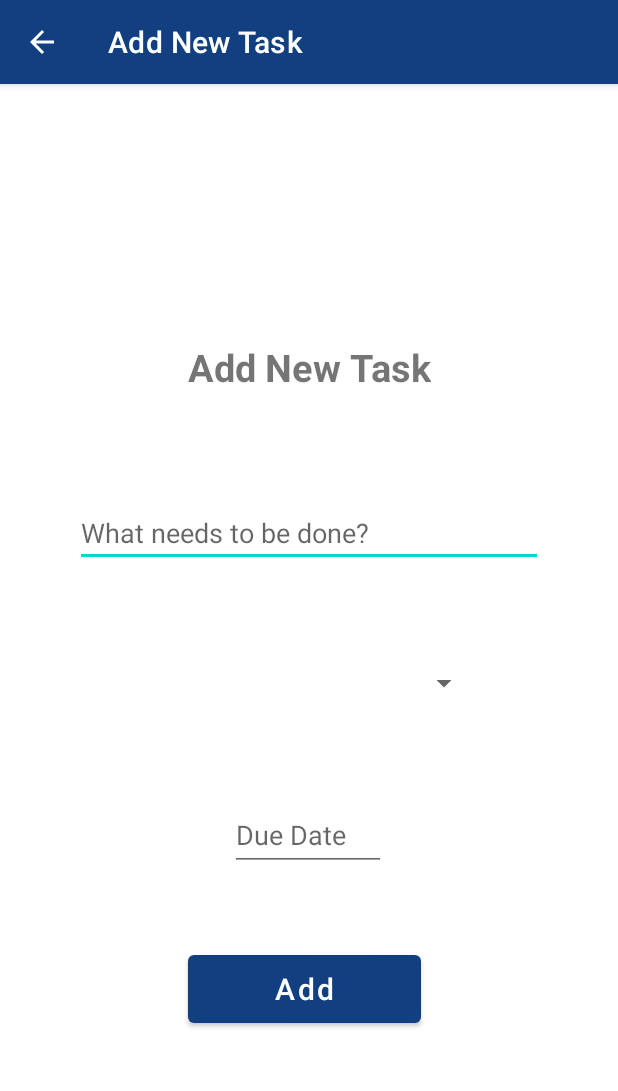
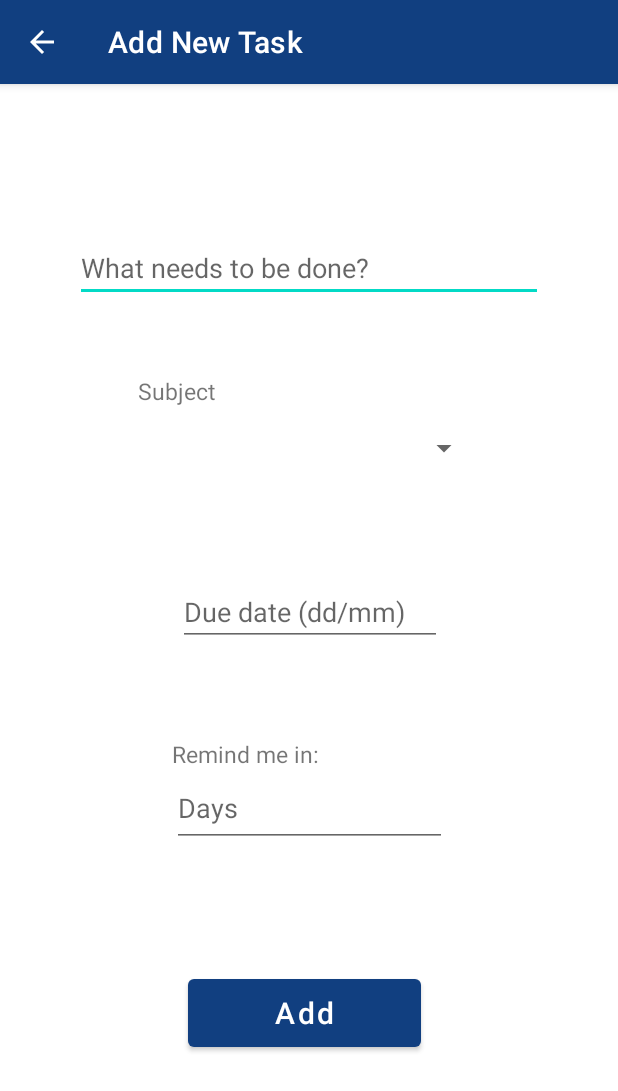
Before and after one commit to m4rkl1n/StudyReminder, an Android app: the AddActivity screen opened directly, with no data from a screen before it, on a phone screen of 412 x 824 dp. Shown: the top 1091 px of the screen. Run offline under Robolectric (Android 15) with nearby library versions, the phone set to English and light mode, and no system bars.

Commit message:
every EditText has something to prevent errors, you cannot enter too less or too many letters.

```diff
--- a/app/src/main/java/com/example/studyreminder/AddActivity.java
+++ b/app/src/main/java/com/example/studyreminder/AddActivity.java
@@ -4,19 +4,24 @@ import androidx.appcompat.app.AppCompatActivity;
 
 import android.content.Intent;
 import android.os.Bundle;
+import android.text.InputFilter;
+import android.text.TextUtils;
 import android.widget.ArrayAdapter;
 import android.widget.Button;
 import android.widget.EditText;
 import android.widget.Spinner;
+import android.widget.Toast;
 
 import java.util.List;
 
 public class AddActivity extends AppCompatActivity {
 
-    EditText descEntry, dateEntry;
+    EditText descEntry, dateEntry, remindIn;
     Spinner sp;
     Button addBtn;
+    String sDate, sSubject, sDescription, sRemindIn;
     ArrayAdapter<String> adapter;
+    int IntDate;
 
     @Override
     protected void onCreate(Bundle savedInstanceState) {
@@ -24,22 +29,46 @@ public class AddActivity extends AppCompatActivity {
         MyDatabase myDB = new MyDatabase(AddActivity.this);
         setContentView(R.layout.activity_add);
         descEntry = findViewById(R.id.descEntry);
+        InputFilter[] inputFilter = new InputFilter[1];
+        inputFilter[0] = new InputFilter.LengthFilter(25);
+        descEntry.setFilters(inputFilter);
         dateEntry = findViewById(R.id.dateEntry);
         addBtn = findViewById(R.id.addbtn);
+        remindIn = findViewById(R.id.remindIn);
         sp = findViewById(R.id.subjectEntry);
         List<String> add_subject = myDB.getSubject();
         adapter = new ArrayAdapter<String>(this,android.R.layout.simple_spinner_dropdown_item, add_subject);
         adapter.setDropDownViewResource(android.R.layout.simple_spinner_dropdown_item);
         sp.setAdapter(adapter);
+
         addBtn.setOnClickListener(view -> {
+            sDate = dateEntry.getText().toString().trim();
+            sRemindIn = remindIn.getText().toString().trim();
+            int intDate = Integer.parseInt(sRemindIn);
+            sDescription = descEntry.getText().toString().trim();
             String spinnerText = sp.getSelectedItem().toString();
-            myDB.addTask(spinnerText.trim(),
-                    descEntry.getText().toString().trim(),
-                    Integer.valueOf(dateEntry.getText().toString().trim()));
-            Intent intent = new Intent(this, MainActivity.class);
-            startActivity(intent);
+            sSubject = spinnerText.trim();
+            if (sDate.matches("^\\d{2}/\\d{2}")) {
+                if(sDescription.length() >1 && sDescription.length() <26) {
+                    if(intDate < 101 && intDate >0) {
+                        myDB.addTask(sSubject,
+                                sDescription,
+                                sDate);
+                        Intent intent = new Intent(this, MainActivity.class);
+                        startActivity(intent);
+                        finish();
+                    }else{
+                        Toast.makeText(this, "reminding day cannot be under 1 or over than 100", Toast.LENGTH_SHORT).show();
+                    }
+                }else{
+                    Toast.makeText(this, "Make sure you have more than 1 and less than 25 characters", Toast.LENGTH_SHORT).show();
+                }
+            }else{
+                Toast.makeText(this, "Please use dd/mm format", Toast.LENGTH_SHORT).show();
+            }
 
-            finish();
+
+
         });
     }
 }
--- a/app/src/main/res/layout/activity_add.xml
+++ b/app/src/main/res/layout/activity_add.xml
@@ -6,35 +6,18 @@
     android:layout_width="match_parent"
     android:layout_height="match_parent">
 
-    <TextView
-        android:id="@+id/addTasktxt"
-        android:layout_width="wrap_content"
-        android:layout_height="wrap_content"
-        android:layout_marginTop="150dp"
-        android:layout_marginBottom="50dp"
-        android:text="@string/addTask"
-        android:textSize="25dp"
-        android:textStyle="bold"
-        app:layout_constraintBottom_toTopOf="@+id/descEntry"
-        app:layout_constraintEnd_toEndOf="parent"
-        app:layout_constraintStart_toStartOf="parent"
-        app:layout_constraintTop_toTopOf="parent" />
-
     <Button
         android:id="@+id/addbtn"
         android:layout_width="155dp"
         android:layout_height="57dp"
-        android:layout_marginTop="50dp"
-        android:layout_marginBottom="136dp"
+        android:layout_marginBottom="120dp"
         android:text="@string/add"
         android:textAllCaps="false"
         android:textSize="20dp"
         app:layout_constraintBottom_toBottomOf="parent"
         app:layout_constraintEnd_toEndOf="parent"
         app:layout_constraintHorizontal_bias="0.488"
-        app:layout_constraintStart_toStartOf="parent"
-        app:layout_constraintTop_toBottomOf="@+id/dateEntry"
-        />
+        app:layout_constraintStart_toStartOf="parent" />
 
     <Spinner
         android:id="@+id/subjectEntry"
@@ -51,28 +34,58 @@
         android:layout_width="match_parent"
         android:layout_height="wrap_content"
         android:layout_marginStart="50dp"
+        android:layout_marginTop="100dp"
         android:layout_marginEnd="50dp"
-        android:layout_marginBottom="50dp"
+        android:layout_marginBottom="70dp"
         android:ems="10"
         android:hint="What needs to be done?"
         android:inputType="text"
         app:layout_constraintBottom_toTopOf="@+id/subjectEntry"
         app:layout_constraintEnd_toEndOf="parent"
         app:layout_constraintHorizontal_bias="0.0"
-        app:layout_constraintStart_toStartOf="parent" />
+        app:layout_constraintStart_toStartOf="parent"
+        app:layout_constraintTop_toTopOf="parent" />
 
     <EditText
         android:id="@+id/dateEntry"
-        android:layout_width="104dp"
-        android:layout_height="47dp"
+        android:layout_width="176dp"
+        android:layout_height="44dp"
         android:layout_marginStart="125dp"
-        android:layout_marginTop="50dp"
+        android:layout_marginTop="60dp"
         android:layout_marginEnd="125dp"
         android:ems="10"
-        android:hint="@string/taskDueDate"
-        android:inputType="phone"
+        android:hint="Due date (dd/mm)"
+        android:inputType="date"
         app:layout_constraintEnd_toEndOf="parent"
         app:layout_constraintHorizontal_bias="0.491"
         app:layout_constraintStart_toStartOf="parent"
         app:layout_constraintTop_toBottomOf="@+id/subjectEntry" />
+
+    <EditText
+        android:id="@+id/remindIn"
+        android:layout_width="183dp"
+        android:layout_height="51dp"
+        android:hint="Days"
+        android:inputType="number"
+        app:layout_constraintBottom_toTopOf="@+id/addbtn"
+        app:layout_constraintEnd_toEndOf="parent"
+        app:layout_constraintStart_toStartOf="parent"
+        app:layout_constraintTop_toBottomOf="@+id/dateEntry" />
+
+    <TextView
+        android:layout_width="wrap_content"
+        android:layout_height="wrap_content"
+        android:text="Remind me in:"
+        android:textSize="15dp"
+        app:layout_constraintBottom_toTopOf="@+id/remindIn"
+        app:layout_constraintStart_toStartOf="@+id/remindIn" />
+
+    <TextView
+        android:layout_width="wrap_content"
+        android:layout_height="wrap_content"
+        android:text="@string/Subject"
+        android:textSize="15dp"
+        app:layout_constraintBottom_toTopOf="@+id/subjectEntry"
+        app:layout_constraintStart_toStartOf="@+id/subjectEntry" />
+
 </androidx.constraintlayout.widget.ConstraintLayout>
--- a/app/src/main/res/layout/fragment_tasks.xml
+++ b/app/src/main/res/layout/fragment_tasks.xml
@@ -24,6 +24,7 @@
         android:text="Delete All Tasks"
         android:textSize="18dp"
         android:padding="7dp"
+        android:layout_marginTop="15dp"
         android:layout_marginHorizontal="15dp"
         android:textAllCaps="false"
         app:layout_constraintEnd_toEndOf="parent"
--- a/app/src/main/res/values-night/themes.xml
+++ b/app/src/main/res/values-night/themes.xml
@@ -14,9 +14,4 @@
         <!-- Customize your theme here. -->
     </style>
 
-    <style name="AppTheme.NoActionBar">
-        <item name="windowActionBar">false</item>
-        <item name="windowNoTitle">true</item>
-    </style>
-
 </resources>
--- a/app/src/main/res/values/themes.xml
+++ b/app/src/main/res/values/themes.xml
@@ -13,4 +13,8 @@
         <item name="android:statusBarColor" tools:targetApi="l">?attr/colorPrimaryVariant</item>
         <!-- Customize your theme here. -->
     </style>
+    <style name="AppTheme.NoActionBar">
+        <item name="windowActionBar">false</item>
+        <item name="windowNoTitle">true</item>
+    </style>
 </resources>
```
Also changed, not shown: app/src/main/java/com/example/studyreminder/MyDatabase.java (+21 -4 lines), app/src/main/java/com/example/studyreminder/SubjectFragment.java (+53 -8 lines), app/src/main/java/com/example/studyreminder/UpdateActivity.java (+19 -7 lines), app/src/main/res/layout/activity_update.xml (+7 -5 lines), app/src/main/res/layout/to_do_list.xml (+4 -3 lines), app/src/main/res/values/strings.xml (+14 -3 lines).
